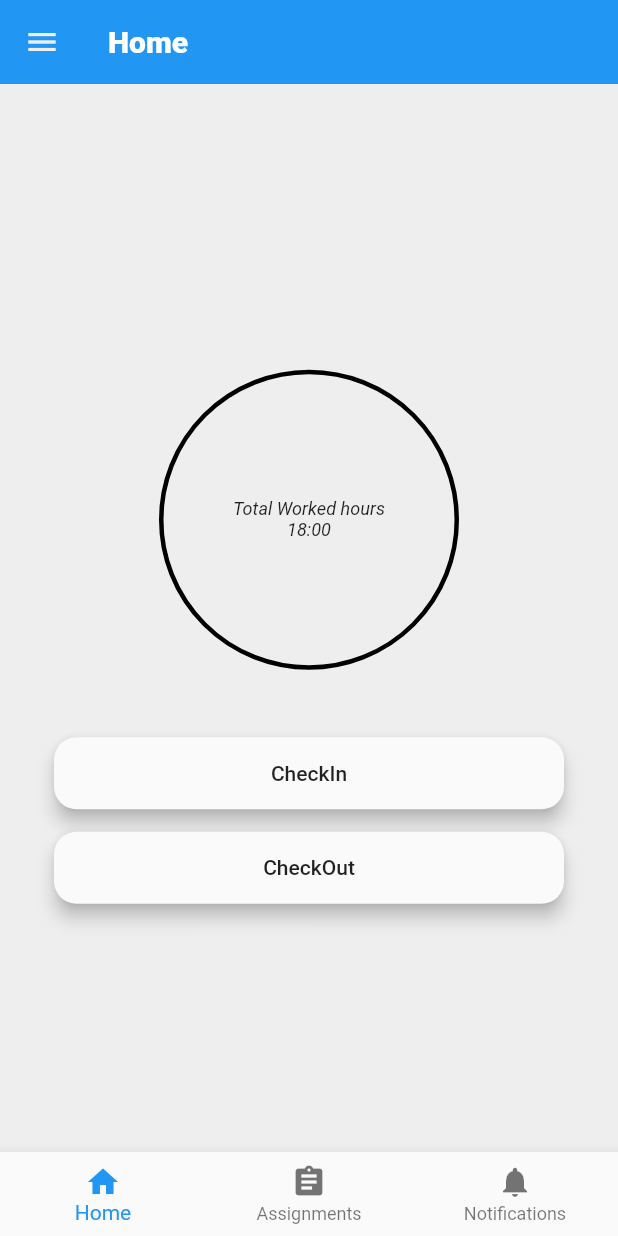
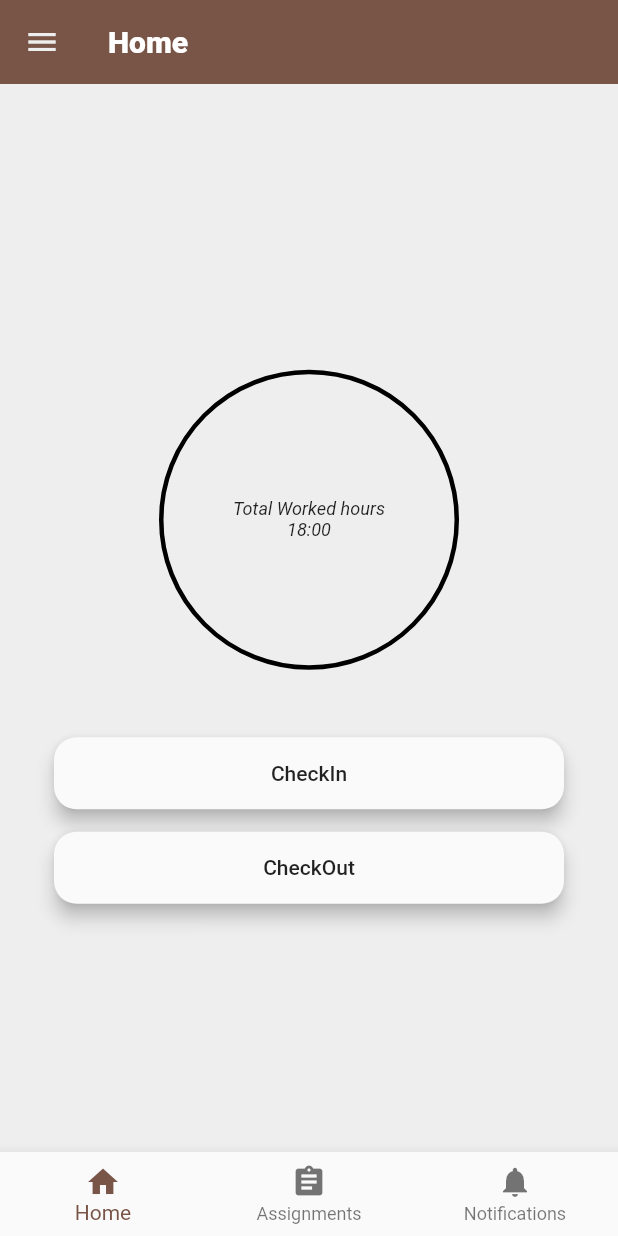
Before and after one commit to derejetabzaw/akile_attendance_system, a Flutter app: the Home screen opened by its route, on a phone screen of 412 x 824 dp. Run offline on Flutter 3.47's test engine with Material 2 defaults, Android fonts, the phone set to English and light mode, and no system bars; our stand-ins replace shared_preferences; missing offline and left inert: device_id, rounded_letter; accounts and stored records are empty; Roboto replaces fonts that are missing (TimesNewRoman).

Commit message:
changed theme color

```diff
--- a/lib/constants/colors.dart
+++ b/lib/constants/colors.dart
@@ -11,5 +11,5 @@ final  Color TRIAL_COLOR = Colors.grey[200];
 
 
 
-const Color PRIMARY_COLOR=Colors.blue;
+const Color PRIMARY_COLOR=Colors.brown;
 const Color SECONDARY_COLOR=Colors.white;
```
